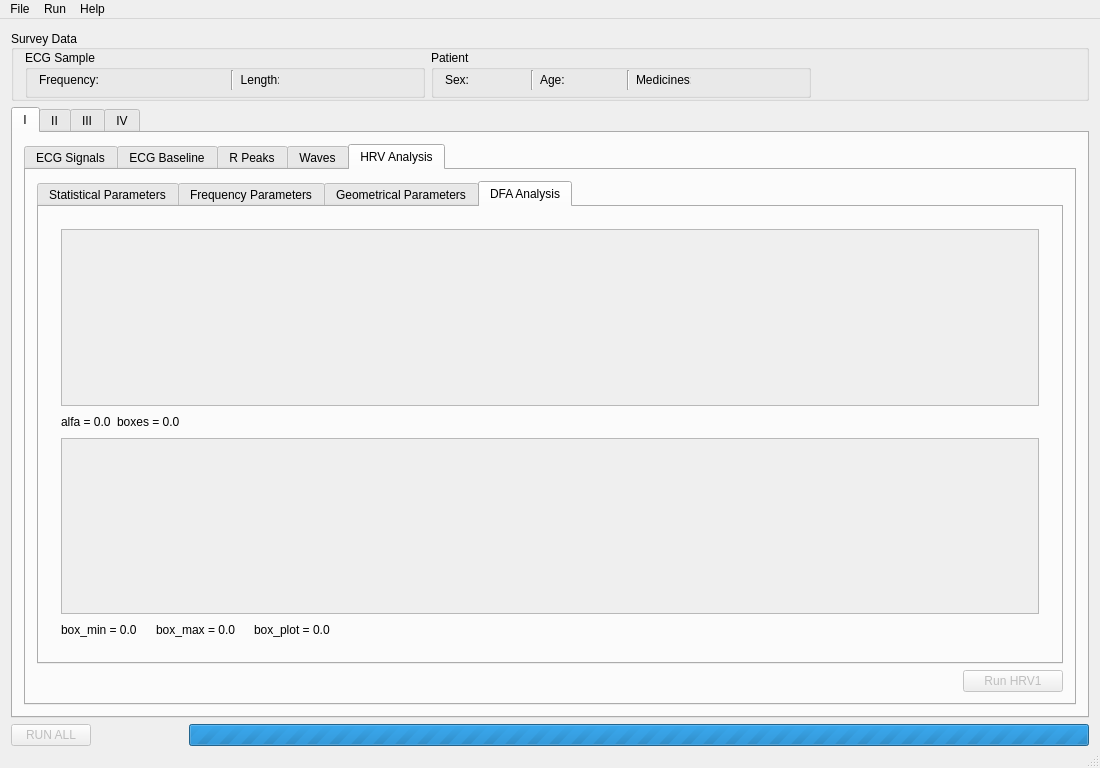
Before: the Qt Designer form EKG/Views/airecgmain.ui in qwerty90/ProjektEKG, drawn with Qt 5.
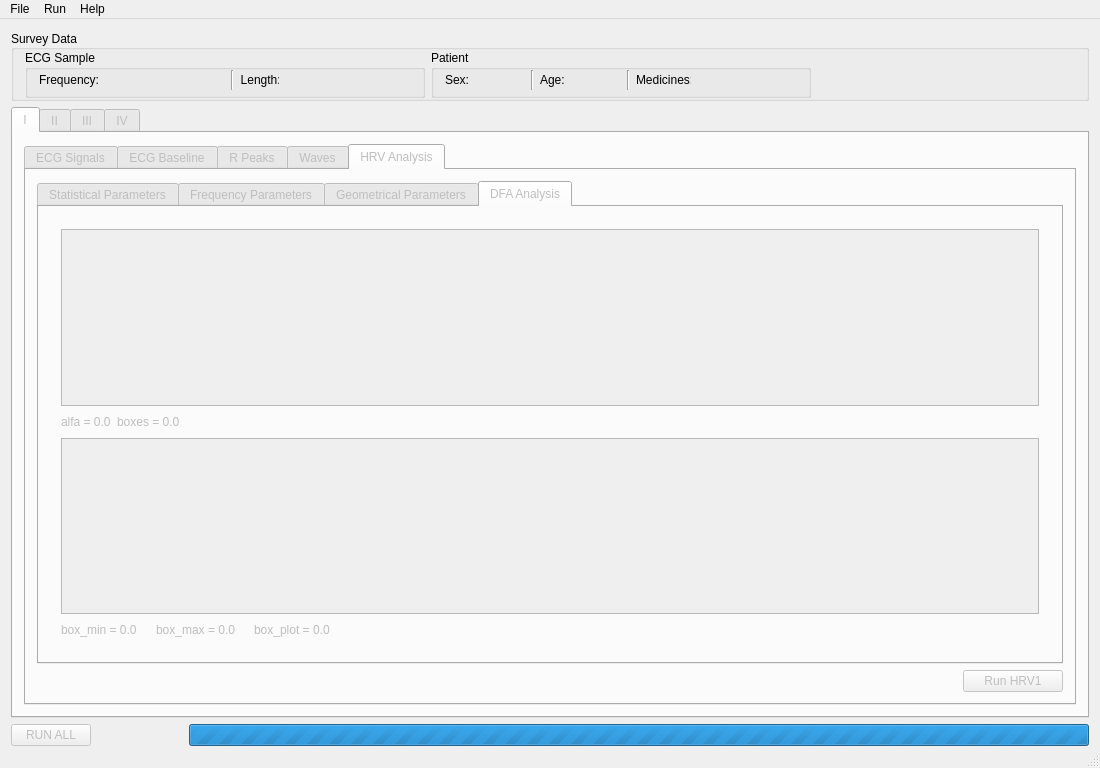
After: the same form once the commit is applied. The open tabs and pages were chosen to show the change. Icons and pictures are not drawn.

Commit message: GUI Blokada zakladek przed wczytaniem danych

```diff
--- a/EKG/Views/airecgmain.ui
+++ b/EKG/Views/airecgmain.ui
@@ -337,6 +337,9 @@
       </item>
       <item>
        <widget class="QTabWidget" name="tabWidget_5">
+        <property name="enabled">
+         <bool>false</bool>
+        </property>
         <property name="tabPosition">
          <enum>QTabWidget::North</enum>
         </property>
@@ -1084,7 +1087,7 @@
               <item>
                <widget class="QTabWidget" name="tabHrv">
                 <property name="enabled">
-                 <bool>true</bool>
+                 <bool>false</bool>
                 </property>
                 <property name="currentIndex">
                  <number>0</number>
@@ -1444,7 +1447,7 @@
                   <item>
                    <widget class="QFrame" name="tabGeo_2">
                     <property name="enabled">
-                     <bool>true</bool>
+                     <bool>false</bool>
                     </property>
                     <layout class="QVBoxLayout" name="verticalLayout_2">
                      <item>
```
Left out of the diff: 43 changed lines with no effect on the pictures. The commit also changes 1 other file.
